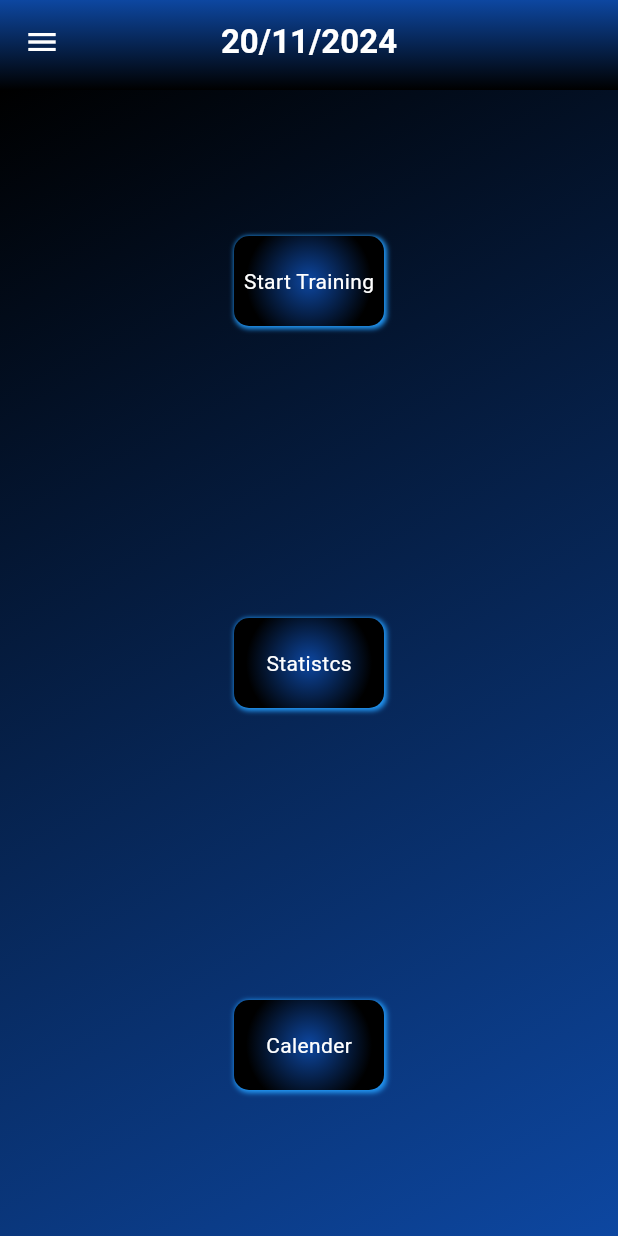
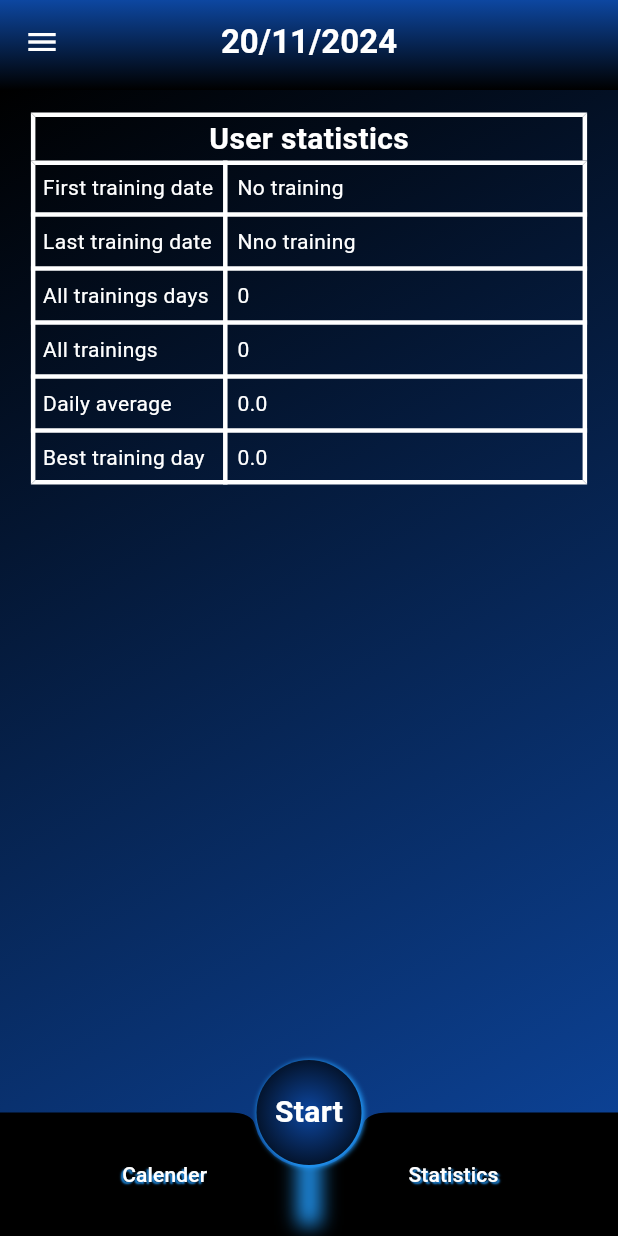
Before and after one commit to housnizalam/gym_app, a Flutter app: the screen it shows after launch, after a tap on "Sign in", on a phone screen of 412 x 824 dp. Run offline on Flutter 3.47's test engine with Material 3 defaults, Android fonts, the phone set to English and light mode, and no system bars; our stand-ins replace flutter_riverpod, table_calendar.

Commit message:
home widget

```diff
--- a/lib/globals/extensionen/list_extension.dart
+++ b/lib/globals/extensionen/list_extension.dart
@@ -4,7 +4,7 @@ extension ListExtension<T> on List<T> {
     if (index < 0 || index >= length) {
       throw RangeError.index(index, this, 'index', null, length);
     }
-    final List<T> copy = List<T>.from(this);
+    final List<T> copy = [...this];
     copy[index] = element;
     return copy;
   }
--- a/lib/globals/widgets/my_inkwell.dart
+++ b/lib/globals/widgets/my_inkwell.dart
@@ -9,6 +9,7 @@ class MyInkwell extends StatelessWidget {
     this.decoration,
     this.height,
     this.width,
+    this.borderRadius,
   });
 
   final Widget? child;
@@ -17,6 +18,7 @@ class MyInkwell extends StatelessWidget {
   final Decoration? decoration;
   final double? height;
   final double? width;
+  final double? borderRadius;
 
   @override
   Widget build(BuildContext context) {
@@ -47,7 +49,7 @@ class MyInkwell extends StatelessWidget {
                     Colors.black,
                   ],
                 ),
-                borderRadius: BorderRadius.circular(10.0),
+                borderRadius: BorderRadius.circular(borderRadius ?? 10.0),
               ),
           child: child,
         ),
--- a/lib/globals/widgets/my_scafold.dart
+++ b/lib/globals/widgets/my_scafold.dart
@@ -7,24 +7,37 @@ class MyScaffold extends StatelessWidget {
     this.onFloatingButton,
     this.onleftTitel,
     this.onRightTitel,
-    required this.leftTitel,
-    required this.rightTitel,
+    this.floatingButton,
+    this.leftTitel,
+    this.rightTitel,
+    this.lefBottomWidget,
+    this.rightBottomWidget,
+    this.appBar,
+    this.drawer,
     required this.body,
   });
   final VoidCallback? onFloatingButton;
   final VoidCallback? onleftTitel;
   final VoidCallback? onRightTitel;
-  final String leftTitel;
-  final String rightTitel;
+  final String? leftTitel;
+  final String? rightTitel;
   final Widget body;
+  final Widget? floatingButton;
+  final Widget? lefBottomWidget;
+  final Widget? rightBottomWidget;
+  final PreferredSizeWidget? appBar;
+  final Drawer? drawer;
 
   @override
   Widget build(BuildContext context) {
     return Scaffold(
+      appBar: appBar,
+      drawer: drawer,
       extendBody: true,
       floatingActionButtonLocation:
           FloatingActionButtonLocation.miniCenterDocked,
-      floatingActionButton: InkWell(
+      floatingActionButton: floatingButton ??
+          InkWell(
             onTap: () {
               if (onFloatingButton != null) {
                 onFloatingButton!();
@@ -41,7 +54,8 @@ class MyScaffold extends StatelessWidget {
                     spreadRadius: 1,
                   ),
                 ],
-            gradient: RadialGradient(colors: [Colors.blue[900]!, Colors.black]),
+                gradient:
+                    RadialGradient(colors: [Colors.blue[900]!, Colors.black]),
                 borderRadius: BorderRadius.circular(context.width * 0.15),
               ),
               child: const Icon(Icons.add, color: Colors.white),
@@ -55,14 +69,15 @@ class MyScaffold extends StatelessWidget {
         child: Row(
           children: [
             Expanded(
-              child: TextButton(
+              child: lefBottomWidget ??
+                  TextButton(
                     onPressed: () {
                       if (onleftTitel != null) {
                         onleftTitel!();
                       }
                     },
                     child: Text(
-                  leftTitel,
+                      leftTitel ?? '',
                       style: const TextStyle(
                         color: Colors.white,
                         shadows: [
@@ -87,14 +102,15 @@ class MyScaffold extends StatelessWidget {
               ]),
             ),
             Expanded(
-              child: TextButton(
+              child: rightBottomWidget ??
+                  TextButton(
                     onPressed: () {
                       if (onRightTitel != null) {
                         onRightTitel!();
                       }
                     },
                     child: Text(
-                  rightTitel,
+                      rightTitel ?? '',
                       style: const TextStyle(
                         color: Colors.white,
                         shadows: [
--- a/lib/globals/widgets/my_table.dart
+++ b/lib/globals/widgets/my_table.dart
@@ -1,59 +1,59 @@
 import 'package:flutter/material.dart';
+import 'package:gym_app/globals/extensionen/size_extension.dart';
 
 class MyTable extends StatelessWidget {
-  const MyTable({super.key, required this.musclDensity, required this.totalDensity});
-  final Map<String, double> musclDensity;
-  final double totalDensity;
+  const MyTable({
+    super.key,
+    this.padding,
+    this.tableWidth,
+    this.borderWidth,
+    this.borderColor,
+    this.title,
+    required this.columnNumber,
+    required this.tableRowsList,
+  });
+  final EdgeInsetsGeometry? padding;
+  final double? tableWidth;
+  final double? borderWidth;
+  final Color? borderColor;
+  final Widget? title;
+  final int columnNumber;
+  final List<TableRow> tableRowsList;
 
   @override
   Widget build(BuildContext context) {
     return Padding(
-      padding:
-          const EdgeInsets.only(left: 8.0, bottom: 20.0, right: 8.0, top: 08.0),
-      child: Table(
-        border: TableBorder.all(color: Colors.white),
-        columnWidths: const {
-          0: IntrinsicColumnWidth(),
-          1: FlexColumnWidth(),
-        },
+      padding: padding ?? const EdgeInsets.all(0),
+      child: Column(
         children: [
-          // الصف الخاص بـ Total density
-          TableRow(
-            children: [
-              const Padding(
-                padding: EdgeInsets.all(8.0),
-                child: Text(
-                  'Total density',
-                  style: TextStyle(color: Colors.white),
+          if (title != null)
+            Container(
+              width: tableWidth ?? context.width * 0.9,
+              decoration: BoxDecoration(
+                border: Border(
+                  left: BorderSide(
+                      color: borderColor ?? Colors.white,
+                      width: borderWidth ?? 3),
+                  right: BorderSide(
+                      color: borderColor ?? Colors.white,
+                      width: borderWidth ?? 3),
+                  top: BorderSide(
+                      color: borderColor ?? Colors.white,
+                      width: borderWidth ?? 3),
                 ),
               ),
-              Padding(
-                padding: EdgeInsets.all(8.0),
-                child: Text(
-                  '${totalDensity.toStringAsFixed(1)} Kg',
-                  style: const TextStyle(color: Colors.white),
-                ),
-              ),
-            ],
-          ),
-          // الصفوف الخاصة بـ العضلات والكثافة
-          ...musclDensity.entries.map(
-            (entry) => TableRow(
+              child: Center(child: title!),
+            ),
+          SizedBox(
+            width: tableWidth ?? context.width * 0.9,
+            child: Table(
+              border: TableBorder.all(color: Colors.white, width: 3),
+              columnWidths: {
+                for (int i = 0; i < columnNumber; i++)
+                  i: i == 0 ? IntrinsicColumnWidth() : FlexColumnWidth(1),
+              },
               children: [
-                Padding(
-                  padding: EdgeInsets.all(8.0),
-                  child: Text(
-                    entry.key,
-                    style: const TextStyle(color: Colors.white),
-                  ),
-                ),
-                Padding(
-                  padding: EdgeInsets.all(8.0),
-                  child: Text(
-                    '${entry.value.toStringAsFixed(1)} Kg',
-                    style: const TextStyle(color: Colors.white),
-                  ),
-                ),
+                for (var tableRow in tableRowsList) tableRow,
               ],
             ),
           ),
--- a/lib/globals/widgets/wheal_scroller.dart
+++ b/lib/globals/widgets/wheal_scroller.dart
@@ -1,7 +1,4 @@
 import 'package:flutter/material.dart';
-import 'package:gym_app/globals/extensionen/size_extension.dart';
-import 'package:gym_app/globals/widgets/my_container.dart';
-import 'package:gym_app/globals/widgets/my_inkwell.dart';
 
 class WhealScroller extends StatefulWidget {
   const WhealScroller({
--- a/lib/gui/home_widgets/calender_widget/calender_widgets/day_widget.dart
+++ b/lib/gui/home_widgets/calender_widget/calender_widgets/day_widget.dart
@@ -2,6 +2,7 @@ import 'package:flutter/material.dart';
 import 'package:flutter_riverpod/flutter_riverpod.dart';
 import 'package:gym_app/globals/extensionen/date_time.dart';
 import 'package:gym_app/globals/widgets/my_inkwell.dart';
+import 'package:gym_app/riverpod/appstate_provider.dart';
 import 'package:gym_app/riverpod/calender_providers.dart';
 
 class DayWidget extends ConsumerWidget {
@@ -12,10 +13,26 @@ class DayWidget extends ConsumerWidget {
   Widget build(BuildContext context, WidgetRef ref) {
     final selectedDay = ref.watch(selectedDayProvider);
 
-    return MyInkwell(
+    final days = ref.watch(appStateProvider.select(
+      (value) => value.days,
+    ));
+    bool isExist = false;
+    for (var day in days) {
+      if (day.date.isSameDay(date)) isExist = true;
+    }
+    final day = isExist
+        ? days.firstWhere(
+            (element) => element.date.isSameDay(date),
+          )
+        : null;
+
+    return Stack(
+      children: [
+        MyInkwell(
           onTap: () {
-        print(date.formattedDate);
             ref.read(selectedDayProvider.notifier).state = date;
+            ref.read(focusNodeProvider.notifier).state = date;
+            ref.read(calenderSelectedTeainingsDay.notifier).state = day;
           },
           opacity: !date.isSameDay(selectedDay) ? 1 : 0.7,
           decoration: !date.isSameDay(selectedDay)
@@ -41,8 +58,20 @@ class DayWidget extends ConsumerWidget {
           child: Text(
             date.day.toString(),
             style: TextStyle(
-            color: !date.isSameDay(selectedDay) ? Colors.white : Colors.yellow),
+                color: !date.isSameDay(selectedDay)
+                    ? Colors.white
+                    : Colors.yellow),
           ),
+        ),
+        if (isExist)
+          const Positioned(
+              bottom: 5,
+              left: 8,
+              child: CircleAvatar(
+                backgroundColor: Colors.yellow,
+                radius: 3,
+              ))
+      ],
     );
     // InkWell(
     //   onTap: () {
--- a/lib/gui/home_widgets/home.dart
+++ b/lib/gui/home_widgets/home.dart
@@ -1,9 +1,12 @@
 import 'package:flutter/material.dart';
 import 'package:gym_app/globals/extensionen/date_time.dart';
 import 'package:gym_app/globals/extensionen/navigator.dart';
+import 'package:gym_app/globals/extensionen/size_extension.dart';
 import 'package:gym_app/globals/widgets/my_container.dart';
 import 'package:gym_app/globals/widgets/my_inkwell.dart';
+import 'package:gym_app/globals/widgets/my_scafold.dart';
 import 'package:gym_app/gui/home_widgets/calender_widget/calender.dart';
+import 'package:gym_app/gui/home_widgets/statistic_tables/user_table.dart';
 import 'package:gym_app/gui/home_widgets/training_widget/main_training_widget.dart';
 
 class HomeWidget extends StatelessWidget {
@@ -11,12 +14,9 @@ class HomeWidget extends StatelessWidget {
 
   @override
   Widget build(BuildContext context) {
-    return Scaffold(
-      drawer: Drawer(
-        width: MediaQuery.of(context).size.width * 0.6,
-      ),
+    return MyScaffold(
       appBar: PreferredSize(
-        preferredSize: Size.fromHeight(60),
+        preferredSize: const Size.fromHeight(60),
         child: Container(
           decoration: BoxDecoration(
             gradient: LinearGradient(
@@ -34,42 +34,35 @@ class HomeWidget extends StatelessWidget {
           ),
         ),
       ),
+      drawer: Drawer(
+        width: context.width * 0.7,
+      ),
+      floatingButton: MyInkwell(
+        onTap: () => context.animateToAsPush(page: const MainTrainingWidget()),
+        borderRadius: 70,
+        height: 70,
+        width: 70,
+        child: const Text('Start',
+            style: TextStyle(
+                color: Colors.white,
+                fontSize: 20,
+                fontWeight: FontWeight.bold)),
+      ),
+      onleftTitel: () => context.animateToAsPush(
+        page: const CalenderWidget(),
+      ),
+      leftTitel: 'Calender',
+      rightTitel: 'Statistics',
       body: MyContainer(
-        child: Center(
+        width: context.width,
+        height: context.height,
+        child: const SingleChildScrollView(
           child: Column(
-            mainAxisAlignment: MainAxisAlignment.spaceAround,
             children: [
-              MyInkwell(
-                height: 60,
-                width: 100,
-                onTap: () {
-                  context.animateToAsPush(page: const MainTrainingWidget());
-                },
-                child: const Text(
-                  'Start Training',
-                  style: TextStyle(color: Colors.white),
-                ),
+              SizedBox(
+                height: 15,
               ),
-              MyInkwell(
-                height: 60,
-                width: 100,
-                onTap: () {},
-                child: const Text(
-                  'Statistcs',
-                  style: TextStyle(color: Colors.white),
-                ),
-              ),
-              MyInkwell(
-                height: 60,
-                width: 100,
-                onTap: () {
-                  context.animateToAsPush(page: const CalenderWidget());
-                },
-                child: const Text(
-                  'Calender',
-                  style: TextStyle(color: Colors.white),
-                ),
-              ),
+              UserTable(),
             ],
           ),
         ),
--- /dev/null
+++ b/lib/gui/home_widgets/statistic_tables/user_table.dart
@@ -0,0 +1,132 @@
+import 'package:flutter/material.dart';
+import 'package:flutter_riverpod/flutter_riverpod.dart';
+import 'package:gym_app/globals/extensionen/date_time.dart';
+import 'package:gym_app/globals/widgets/my_table.dart';
+import 'package:gym_app/riverpod/appstate_provider.dart';
+
+class UserTable extends ConsumerWidget {
+  const UserTable({super.key});
+
+  @override
+  Widget build(BuildContext context, WidgetRef ref) {
+    final appState = ref.watch(appStateProvider);
+    return MyTable(
+      title: const Text(
+        'User statistics',
+        style: TextStyle(
+            color: Colors.white, fontSize: 20, fontWeight: FontWeight.bold),
+      ),
+      columnNumber: 2,
+      tableRowsList: [
+        TableRow(
+          children: [
+            const Padding(
+              padding: EdgeInsets.all(8.0),
+              child: Text(
+                'First training date',
+                style: TextStyle(color: Colors.white),
+              ),
+            ),
+            Padding(
+              padding: const EdgeInsets.all(8.0),
+              child: Text(
+                appState.firstTrainingDate?.formattedDate ?? 'No training',
+                style: const TextStyle(color: Colors.white),
+              ),
+            ),
+          ],
+        ),
+        TableRow(
+          children: [
+            const Padding(
+              padding: EdgeInsets.all(8.0),
+              child: Text(
+                'Last training date',
+                style: TextStyle(color: Colors.white),
+              ),
+            ),
+            Padding(
+              padding: const EdgeInsets.all(8.0),
+              child: Text(
+                appState.lastTrainingDate?.formattedDate ?? 'Nno training',
+                style: const TextStyle(color: Colors.white),
+              ),
+            ),
+          ],
+        ),
+        TableRow(
+          children: [
+            const Padding(
+              padding: EdgeInsets.all(8.0),
+              child: Text(
+                'All trainings days',
+                style: TextStyle(color: Colors.white),
+              ),
+            ),
+            Padding(
+              padding: const EdgeInsets.all(8.0),
+              child: Text(
+                appState.allTrainingDaysNumber.toString(),
+                style: const TextStyle(color: Colors.white),
+              ),
+            ),
+          ],
+        ),
+        TableRow(
+          children: [
+            const Padding(
+              padding: EdgeInsets.all(8.0),
+              child: Text(
+                'All trainings',
+                style: TextStyle(color: Colors.white),
+              ),
+            ),
+            Padding(
+              padding: const EdgeInsets.all(8.0),
+              child: Text(
+                appState.allTrainingsNumber.toString(),
+                style: const TextStyle(color: Colors.white),
+              ),
+            ),
+          ],
+        ),
+        TableRow(
+          children: [
+            const Padding(
+              padding: EdgeInsets.all(8.0),
+              child: Text(
+                'Daily average',
+                style: TextStyle(color: Colors.white),
+              ),
+            ),
+            Padding(
+              padding: const EdgeInsets.all(8.0),
+              child: Text(
+                appState.trainingAveragePerDay.toStringAsFixed(1),
+                style: const TextStyle(color: Colors.white),
+              ),
+            ),
+          ],
+        ),
+        TableRow(
+          children: [
+            const Padding(
+              padding: EdgeInsets.all(8.0),
+              child: Text(
+                'Best training day',
+                style: TextStyle(color: Colors.white),
+              ),
+            ),
+            Padding(
+              padding: const EdgeInsets.all(8.0),
+              child: Text(
+                appState.bestDensityDay.toStringAsFixed(1),
+                style: const TextStyle(color: Colors.white),
+              ),
+            ),
+          ],
+        ),
+      ],
+    );
+  }
+}
--- a/lib/gui/home_widgets/training_widget/main_training_widgets/page_widgets/creat_day_widgets/edit_training_widget/edit_training_widget.dart
+++ b/lib/gui/home_widgets/training_widget/main_training_widgets/page_widgets/creat_day_widgets/edit_training_widget/edit_training_widget.dart
@@ -3,7 +3,7 @@ import 'package:flutter_riverpod/flutter_riverpod.dart';
 import 'package:gym_app/globals/extensionen/size_extension.dart';
 import 'package:gym_app/globals/widgets/my_container.dart';
 import 'package:gym_app/globals/widgets/my_inkwell.dart';
-import 'package:gym_app/globals/widgets/my_table.dart';
+import 'package:gym_app/globals/widgets/density_table.dart';
 import 'package:gym_app/globals/widgets/wheal_scroller.dart';
 import 'package:gym_app/models/sets.dart';
 import 'package:gym_app/models/trainings/training.dart';
@@ -164,7 +164,7 @@ class EditTrainingWidget extends ConsumerWidget {
                       ),
                     ],
                   ),
-                  MyTable(
+                  DensityTable(
                       musclDensity: training.musclsDensity,
                       totalDensity: training.totaldensity),
                 ],
--- a/lib/gui/home_widgets/training_widget/main_training_widgets/page_widgets/weak_day_widget/edit_training_widget.dart
+++ b/lib/gui/home_widgets/training_widget/main_training_widgets/page_widgets/weak_day_widget/edit_training_widget.dart
@@ -3,7 +3,7 @@ import 'package:flutter_riverpod/flutter_riverpod.dart';
 import 'package:gym_app/globals/extensionen/size_extension.dart';
 import 'package:gym_app/globals/widgets/my_container.dart';
 import 'package:gym_app/globals/widgets/my_inkwell.dart';
-import 'package:gym_app/globals/widgets/my_table.dart';
+import 'package:gym_app/globals/widgets/density_table.dart';
 import 'package:gym_app/globals/widgets/wheal_scroller.dart';
 import 'package:gym_app/models/sets.dart';
 import 'package:gym_app/models/trainings/training.dart';
@@ -164,7 +164,9 @@ class EditWeakDayTrainingWidget extends ConsumerWidget {
                       ),
                     ],
                   ),
-                  MyTable(musclDensity: training.musclsDensity, totalDensity: training.totaldensity),
+                  DensityTable(
+                      musclDensity: training.musclsDensity,
+                      totalDensity: training.totaldensity),
                 ],
               ),
             ),
--- a/lib/models/appstate.dart
+++ b/lib/models/appstate.dart
@@ -47,14 +47,12 @@ class AppState {
   final User? user;
   final List<Training> allStandardTraining;
 
-
-
   AppState({
     required this.days,
     this.user,
     this.subTrainings,
     this.savedTrainingsdays,
-  }): allStandardTraining = [
+  }) : allStandardTraining = [
           ArnoldPress.standard(),
           BackLegExtension.standard(),
           BarbellCurl.standard(),
@@ -103,8 +101,10 @@ class AppState {
           ZottmanCurl.standard(),
         ];
 
-
-  List<Training> getSelectedStandardTainingList(String trainingsTyp)=> allStandardTraining.where((e) => e.maintargetetMuscle==trainingsTyp).toList();
+  List<Training> getSelectedStandardTainingList(String trainingsTyp) =>
+      allStandardTraining
+          .where((e) => e.maintargetetMuscle == trainingsTyp)
+          .toList();
 
   SavedTrainingsday? get todaysTraining {
     if (days.isEmpty) {
@@ -129,6 +129,59 @@ class AppState {
     return result;
   }
 
+  DateTime? get firstTrainingDate {
+    if (days.isEmpty) {
+      return null;
+    }
+    return days.first.date;
+  }
+
+  DateTime? get lastTrainingDate {
+    if (days.isEmpty) {
+      return null;
+    }
+    return days.last.date;
+  }
+
+  int get allTrainingDaysNumber => days.length;
+
+  int get allTrainingsNumber {
+    int result = 0;
+    for (var day in days) {
+      result += day.trainings.length;
+    }
+    return result;
+  }
+
+  double get trainingAveragePerDay {
+    if (allTrainingDaysNumber == 0) {
+      return 0;
+    }
+
+    return allTrainingsNumber / allTrainingDaysNumber;
+  }
+
+  List<Training> get allTrainings {
+    List<Training> allTrainings = [];
+    for (var day in days) {
+      allTrainings.addAll(day.trainings);
+    }
+    return allTrainings;
+  }
+  List<Training> getListTrainingFromName(String name) {
+
+    return allTrainings.where((element) => element.name == name).toList();
+  }
+
+  double get bestDensityDay{
+    double result = 0;
+    for (var day in days) {
+      if (day.totalDensity > result) {
+        result = day.totalDensity;
+      }
+    }
+    return result;
+  }
 // get allTrainings
 //   List<Training> get allTrainings {
 //     List<Training> allTrainings = [];
--- a/lib/models/day.dart
+++ b/lib/models/day.dart
@@ -1,5 +1,4 @@
 import 'package:gym_app/globals/extensionen/map_extension.dart';
-import 'package:gym_app/models/muscle.dart';
 import 'package:gym_app/models/trainings/training.dart';
 
 class Day {
--- a/lib/riverpod/appstate_provider.dart
+++ b/lib/riverpod/appstate_provider.dart
@@ -15,9 +15,11 @@ class AppStateNotifier extends StateNotifier<AppState> {
   }
 
   void replaceDay(Day day) {
+    final index = state.days.indexWhere((element) => element.date == day.date);
     state = AppState(
-      days: [...state.days].replaceAt(state.days.length - 1, day),
+      days: [...state.days].replaceAt(index, day),
     );
+    print('days: ${state.days.length}');
   }
 
   void addSavedDay(SavedTrainingsday savedTrainingsday) {
--- a/lib/riverpod/calender_providers.dart
+++ b/lib/riverpod/calender_providers.dart
@@ -1,4 +1,8 @@
 import 'package:flutter_riverpod/flutter_riverpod.dart';
+import 'package:gym_app/models/day.dart';
 
 final selectedDayProvider = StateProvider<DateTime>((ref) => DateTime.now());
 final focusNodeProvider = StateProvider<DateTime>((ref) => DateTime.now());
+final calenderSelectedTeainingsDay = StateProvider<Day?>(
+  (ref) => null,
+);
```
Also changed, not shown: lib/globals/widgets/density_table.dart (added, +65 -0 lines), lib/gui/home_widgets/calender_widget/calender.dart (+57 -28 lines), lib/gui/home_widgets/training_widget/main_training_widgets/page_widgets/creat_day_widgets/creat_training_widget.dart (+6 -5 lines), lib/gui/home_widgets/training_widget/main_training_widgets/page_widgets/weak_day_widget/add_weak_day_widget.dart (+4 -3 lines). Lines whose indentation alone changed are shown as unchanged.
